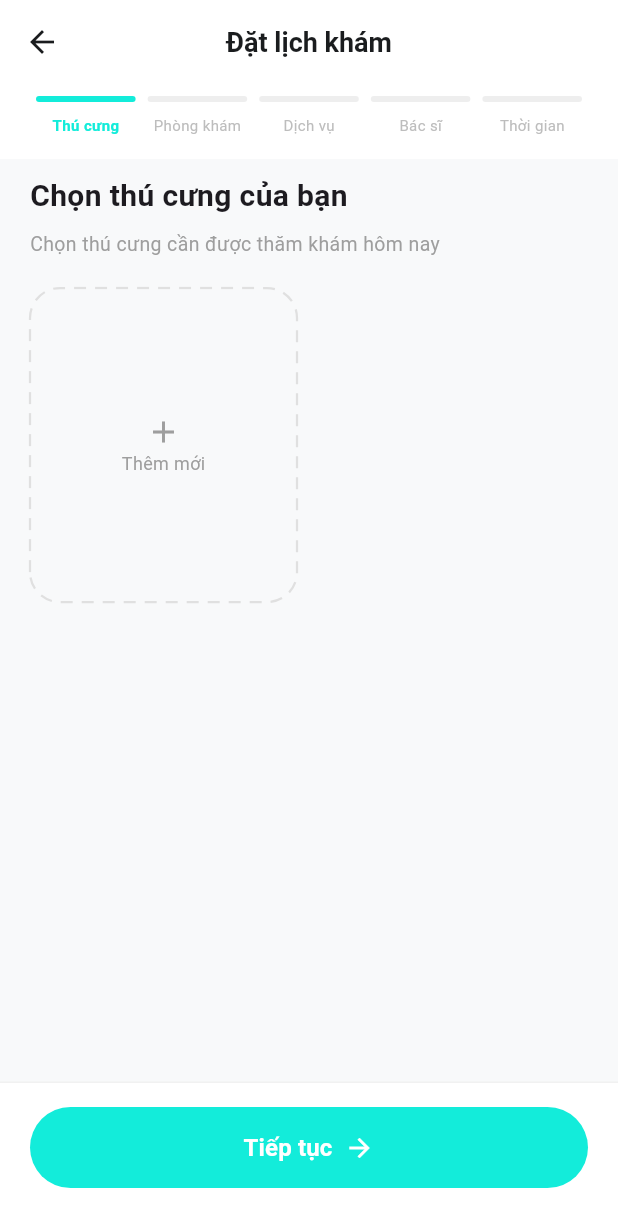
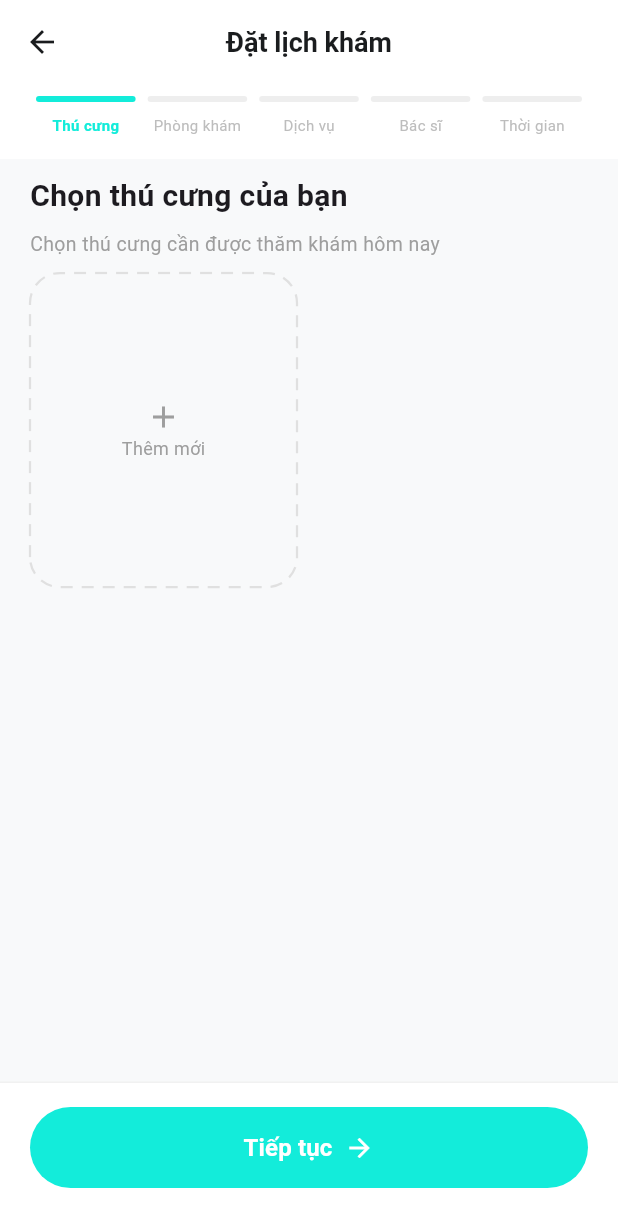
Before and after one commit to RyuujiVN/PetcareX, a Flutter app: the BookingPage screen opened directly, on a phone screen of 412 x 824 dp. Shown: the top 1227 px of the screen. Run offline on Flutter 3.47's test engine with Material 3 defaults, Android fonts, the light colour scheme and no system bars; our stand-ins replace cached_network_image, flutter_secure_storage, google_sign_in, image_picker, permission_handler; missing offline and left inert: mobile_scanner; accounts and stored records are empty; network calls fail.

Commit message:
Bao: Fix UI booking

```diff
--- a/FE/Mobile/petcarex/lib/features/booking/presentation/booking_page.dart
+++ b/FE/Mobile/petcarex/lib/features/booking/presentation/booking_page.dart
@@ -81,9 +81,9 @@ class _BookingPageState extends State<BookingPage> {
       return;
     }
     if (_currentStep == 4) {
+      // Default to today if user never tapped a date (first date is already highlighted)
       if (bookingProvider.selectedDate == null) {
-        _showError('Vui lòng chọn ngày khám');
-        return;
+        bookingProvider.setDefaultDate(_availableDates[0]);
       }
       if (bookingProvider.selectedTime == null) {
         _showError('Vui lòng chọn thời gian khám');
@@ -122,17 +122,12 @@ class _BookingPageState extends State<BookingPage> {
     } else {
       if (Navigator.canPop(context)) {
         Navigator.pop(context);
-      } else {
-        // Nếu không pop được (đang ở tab), có thể không làm gì hoặc thông báo
-        // Hiện tại khi ở Tab thì nút back vẫn hiển thị do leading: isSuccess ? const SizedBox() : ...
-        // Chúng ta nên ẩn nút back nếu không thể pop và đang ở step 0
       }
     }
   }
 
   @override
   Widget build(BuildContext context) {
-    final bookingProvider = context.watch<BookingProvider>();
     final isSuccess = _currentStep == 6;
 
     return PopScope(
@@ -175,7 +170,7 @@ class _BookingPageState extends State<BookingPage> {
               },
             ),
             Expanded(
-              child: _buildBodyContent(),
+              child: _buildMainContent(),
             ),
           ],
         ),
@@ -184,7 +179,7 @@ class _BookingPageState extends State<BookingPage> {
     );
   }
 
-  Widget _buildBodyContent() {
+  Widget _buildMainContent() {
     final bookingProvider = context.watch<BookingProvider>();
     final petProvider = context.watch<PetProvider>();
 
@@ -198,7 +193,8 @@ class _BookingPageState extends State<BookingPage> {
           serviceName: res?['service'] ?? '',
           doctorName: res?['veterinarian']?['user']?['fullName'] ?? '',
           time: (res?['appointmentTime'] ?? '').toString().substring(0, 5),
-          date: DateTime.tryParse(res?['appointmentDate'] ?? '') ?? DateTime.now(),
+          date:
+              DateTime.tryParse(res?['appointmentDate'] ?? '') ?? DateTime.now(),
         ),
       );
     }
@@ -221,45 +217,92 @@ class _BookingPageState extends State<BookingPage> {
       );
     }
 
-    if (_currentStep == 2) {
-      return Column(
-        crossAxisAlignment: CrossAxisAlignment.start,
-        children: [
-          Padding(
-            padding: const EdgeInsets.fromLTRB(20, 10, 20, 0),
-            child: _buildStepHeader(),
-          ),
-          const SizedBox(height: 10),
-          Expanded(
-            child: Padding(
-              padding: const EdgeInsets.symmetric(horizontal: 20),
-              child: _buildStepContent(),
-            ),
-          ),
+    return CustomScrollView(
+      key: ValueKey(_currentStep),
+      slivers: [
+        _buildStepHeaderSliver(),
+        _buildStepContentSliver(),
+        const SliverToBoxAdapter(child: SizedBox(height: 20)),
       ],
     );
   }
 
-    return SingleChildScrollView(
-      child: Column(
-        crossAxisAlignment: CrossAxisAlignment.start,
-        children: [
-          Padding(
-            padding: const EdgeInsets.symmetric(horizontal: 20, vertical: 10),
-            child: _buildStepHeader(),
-          ),
-          const SizedBox(height: 10),
-          Padding(
+  Widget _buildStepContentSliver() {
+    final bookingProvider = context.watch<BookingProvider>();
+    final petProvider = context.watch<PetProvider>();
+
+    Widget content;
+    switch (_currentStep) {
+      case 0:
+        if (petProvider.isLoading) {
+          content = const Center(child: CircularProgressIndicator());
+        } else {
+          content = StepPetSelector(
+            selectedPetId: bookingProvider.selectedPetId,
+            onSelected: (pet) => bookingProvider.selectPet(pet.id),
+            pets: petProvider.myPets,
+          );
+        }
+        break;
+      case 1:
+        if (bookingProvider.isLoading && bookingProvider.clinics.isEmpty) {
+          return const SliverFillRemaining(
+            child: Center(child: CircularProgressIndicator()),
+          );
+        }
+        content = StepClinicSelector(
+          selectedClinicId: bookingProvider.selectedClinic?.id,
+          onSelected: (clinic) => bookingProvider.selectClinic(clinic),
+          clinics: bookingProvider.clinics,
+        );
+        break;
+      case 2:
+        content = StepServiceSelector(
+          selectedServiceName: bookingProvider.selectedServiceName,
+          onSelected: (s) => bookingProvider.selectService(s),
+          services: _services,
+          onSymptomsChanged: (v) => bookingProvider.setSymptomsNote(v),
+          symptoms: bookingProvider.symptomsNote,
+        );
+        break;
+      case 3:
+        if (bookingProvider.isDoctorsLoading) {
+          return const SliverFillRemaining(
+            child: Center(child: CircularProgressIndicator()),
+          );
+        }
+        content = StepDoctorSelector(
+          selectedDoctorId: bookingProvider.selectedDoctor?.userId,
+          onSelected: (doc) => bookingProvider.selectDoctor(doc),
+          doctors: bookingProvider.doctors,
+        );
+        break;
+      case 4:
+        int dateIdx = bookingProvider.selectedDate != null
+            ? _availableDates
+                .indexWhere((d) => d.day == bookingProvider.selectedDate!.day)
+            : 0;
+        if (dateIdx == -1) dateIdx = 0;
+
+        content = StepTimeSelector(
+          selectedDateIndex: dateIdx,
+          onDateSelected: (i) => bookingProvider.selectDate(_availableDates[i]),
+          selectedTime: bookingProvider.selectedTime,
+          onTimeSelected: (t) => bookingProvider.selectTime(t),
+          availableDates: _availableDates,
+        );
+        break;
+      default:
+        content = const SizedBox.shrink();
+    }
+
+    return SliverPadding(
       padding: const EdgeInsets.symmetric(horizontal: 20),
-            child: _buildStepContent(),
-          ),
-          const SizedBox(height: 20),
-        ],
-      ),
+      sliver: SliverToBoxAdapter(child: content),
     );
   }
 
-  Widget _buildStepHeader() {
+  Widget _buildStepHeaderSliver() {
     final titles = [
       'Chọn thú cưng của bạn',
       'Chọn phòng khám cho thú cưng',
@@ -274,7 +317,11 @@ class _BookingPageState extends State<BookingPage> {
       'Chọn bác sĩ chuyên khoa phù hợp nhé',
       'Lựa chọn ngày và thời gian khám cho thú cưng của bạn',
     ];
-    return Column(
+
+    return SliverPadding(
+      padding: const EdgeInsets.fromLTRB(20, 10, 20, 10),
+      sliver: SliverToBoxAdapter(
+        child: Column(
           crossAxisAlignment: CrossAxisAlignment.start,
           children: [
             Text(
@@ -287,61 +334,9 @@ class _BookingPageState extends State<BookingPage> {
               style: TextStyle(fontSize: 13, color: Colors.grey.shade500),
             ),
           ],
+        ),
+      ),
     );
-  }
-
-  Widget _buildStepContent() {
-    final bookingProvider = context.watch<BookingProvider>();
-    final petProvider = context.watch<PetProvider>();
-
-    if (bookingProvider.isLoading && _currentStep != 5 && _currentStep != 6) {
-       return const SizedBox(height: 200, child: Center(child: CircularProgressIndicator()));
-    }
-
-    switch (_currentStep) {
-      case 0:
-        if (petProvider.isLoading) return const Center(child: CircularProgressIndicator());
-        return StepPetSelector(
-          selectedPetId: bookingProvider.selectedPetId,
-          onSelected: (pet) => bookingProvider.selectPet(pet.id),
-          pets: petProvider.myPets,
-        );
-      case 1:
-        return StepClinicSelector(
-          selectedClinicId: bookingProvider.selectedClinic?.id,
-          onSelected: (clinic) => bookingProvider.selectClinic(clinic),
-          clinics: bookingProvider.clinics,
-        );
-      case 2:
-        return StepServiceSelector(
-          selectedServiceName: bookingProvider.selectedServiceName,
-          onSelected: (s) => bookingProvider.selectService(s),
-          services: _services,
-          onSymptomsChanged: (v) => bookingProvider.setSymptomsNote(v),
-          symptoms: bookingProvider.symptomsNote,
-        );
-      case 3:
-        return StepDoctorSelector(
-          selectedDoctorId: bookingProvider.selectedDoctor?.userId,
-          onSelected: (doc) => bookingProvider.selectDoctor(doc),
-          doctors: bookingProvider.doctors,
-        );
-      case 4:
-        int dateIdx = bookingProvider.selectedDate != null
-            ? _availableDates.indexWhere((d) => d.day == bookingProvider.selectedDate!.day)
-            : 0;
-        if (dateIdx == -1) dateIdx = 0;
-
-        return StepTimeSelector(
-          selectedDateIndex: dateIdx,
-          onDateSelected: (i) => bookingProvider.selectDate(_availableDates[i]),
-          selectedTime: bookingProvider.selectedTime,
-          onTimeSelected: (t) => bookingProvider.selectTime(t),
-          availableDates: _availableDates,
-        );
-      default:
-        return const SizedBox.shrink();
-    }
   }
 
   Widget _buildBottomSection() {
@@ -379,14 +374,20 @@ class _BookingPageState extends State<BookingPage> {
             elevation: 0,
           ),
           child: bookingProvider.isLoading
-            ? const SizedBox(height: 20, width: 20, child: CircularProgressIndicator(color: Colors.white, strokeWidth: 2))
+              ? const SizedBox(
+                  height: 20,
+                  width: 20,
+                  child: CircularProgressIndicator(
+                      color: Colors.white, strokeWidth: 2))
               : Row(
                   mainAxisAlignment: MainAxisAlignment.center,
                   children: [
                     Text(
                       isSuccess
                           ? 'Thoát'
-                        : (_currentStep == 5 ? 'Xác nhận đặt lịch' : 'Tiếp tục'),
+                          : (_currentStep == 5
+                              ? 'Xác nhận đặt lịch'
+                              : 'Tiếp tục'),
                       style: const TextStyle(
                         fontSize: 16,
                         fontWeight: FontWeight.bold,
```
Also changed, not shown: FE/Mobile/petcarex/lib/features/booking/presentation/provider/booking_provider.dart (+13 -2 lines), FE/Mobile/petcarex/lib/features/booking/presentation/widget/step_clinic_selector.dart (+11 -6 lines), FE/Mobile/petcarex/lib/features/booking/presentation/widget/step_service_selector.dart (+5 -9 lines), FE/Mobile/petcarex/lib/features/booking/presentation/widget/step_success.dart (+14 -3 lines), FE/Mobile/petcarex/lib/features/booking/presentation/widget/step_summary.dart (+14 -3 lines). Lines whose indentation alone changed are shown as unchanged.
